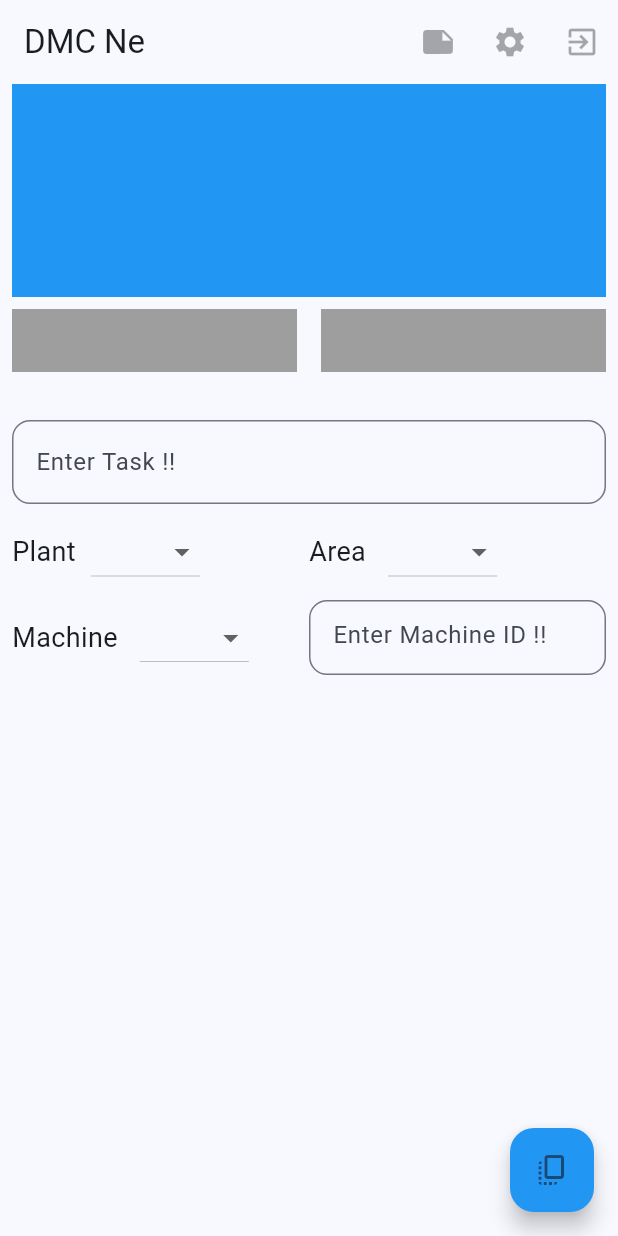
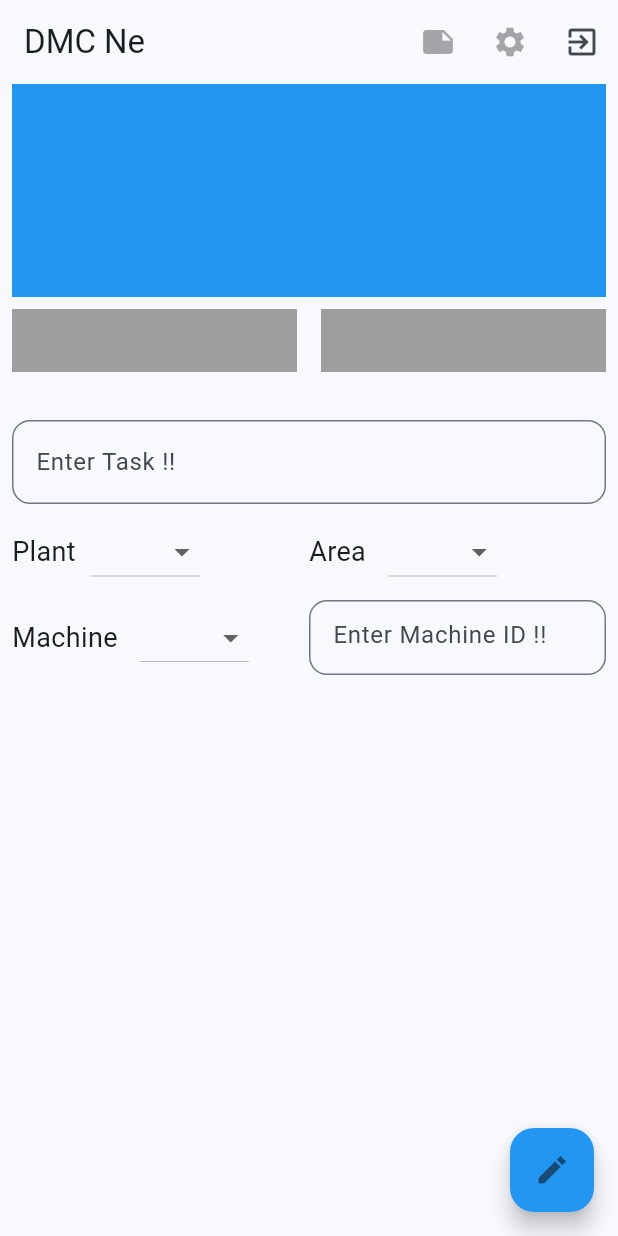
Before and after one commit to hendrikelektrik/dmc-ne, a Flutter app: the screen it shows after launch, on a phone screen of 412 x 824 dp. Run offline on Flutter 3.47's test engine with Material 3 defaults, Android fonts, the phone set to English and light mode, and no system bars; missing offline and left inert: window_manager.

Commit message:
Please enter the commit message for your changes. Lines starting with '#' will be ignored, and an empty message aborts the commit.
On branch main
Your branch is up to date with 'origin/main'.

Changes to be committed:
	modified:   lib/main.dart
	modified:   lib/screens/my_homepage.dart

```diff
--- a/lib/screens/my_homepage.dart
+++ b/lib/screens/my_homepage.dart
@@ -1,4 +1,5 @@
 import 'package:flutter/material.dart';
+import 'package:window_manager/window_manager.dart';
 
 class MyHomePage extends StatefulWidget {
   const MyHomePage({super.key});
@@ -21,6 +22,18 @@ class _MyHomePageState extends State<MyHomePage> {
   String areaValue = areaList.first;
   String mcTypeValue = mcTypeList.first;
 
+  var dataList = [];
+
+  void addData() {
+    setState(() {
+      if (dataList.length < 4) {
+        dataList.add("12,7");
+
+        ///print(dataList.length);
+      }
+    });
+  }
+
   @override
   Widget build(BuildContext context) {
     final screenWidth = MediaQuery.of(context).size.width;
@@ -28,18 +41,21 @@ class _MyHomePageState extends State<MyHomePage> {
     return Scaffold(
       appBar: AppBar(
         title: const Text("DMC Ne"),
-        actions: const [
-          IconButton(
+        actions: [
+          const IconButton(
             onPressed: null,
             icon: Icon(Icons.note),
           ),
-          IconButton(
+          const IconButton(
             onPressed: null,
             icon: Icon(Icons.settings),
           ),
           IconButton(
-            onPressed: null,
-            icon: Icon(Icons.exit_to_app),
+            onPressed: () async {
+              final wm = WindowManager.instance;
+              await wm.close();
+            },
+            icon: const Icon(Icons.exit_to_app),
           ),
         ],
       ),
@@ -53,7 +69,26 @@ class _MyHomePageState extends State<MyHomePage> {
                 dataDisplay(50, screenWidth / 2, Colors.grey)
               ],
             ),
-            const SizedBox(height: 16),
+            // RESET BUTTON
+            SizedBox(
+              height: 16,
+              child: Row(
+                mainAxisAlignment: MainAxisAlignment.end,
+                children: [
+                  TextButton(
+                    child: const Text(
+                      "reset",
+                      style: TextStyle(
+                        fontSize: 11,
+                        color: Colors.red,
+                        fontWeight: FontWeight.w500,
+                      ),
+                    ),
+                    onPressed: () {},
+                  ),
+                ],
+              ),
+            ),
             Padding(
               padding: const EdgeInsets.all(8.0),
               child: Column(
@@ -91,6 +126,22 @@ class _MyHomePageState extends State<MyHomePage> {
                       ),
                     ],
                   ),
+                  const SizedBox(height: 16),
+                  SizedBox(
+                    height: 200,
+                    child: ListView.builder(
+                      itemCount: dataList.length,
+                      itemBuilder: (BuildContext context, int index) {
+                        return ListTile(
+                          leading: CircleAvatar(
+                            child: Text("${index + 1}"),
+                          ),
+                          title: Text(dataList[index]),
+                          trailing: Icon(Icons.remove),
+                        );
+                      },
+                    ),
+                  ),
                 ],
               ),
             ),
@@ -99,8 +150,10 @@ class _MyHomePageState extends State<MyHomePage> {
       ),
       floatingActionButton: FloatingActionButton(
         backgroundColor: Colors.blue,
-        child: const Icon(Icons.copy_all),
-        onPressed: () {},
+        child: const Icon(Icons.create_sharp),
+        onPressed: () {
+          addData();
+        },
       ),
     );
   }
```
Also changed, not shown: lib/main.dart (+8 -2 lines).
